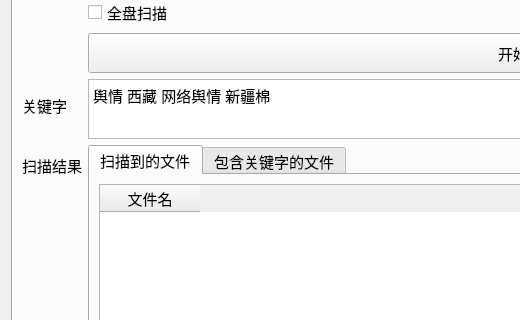
zlt-com/tools-pyqt5, file ui.ui: the form before one commit; both pictures show x 0 to 520 and y 88 to 408 of the 990 by 724 pixel window.
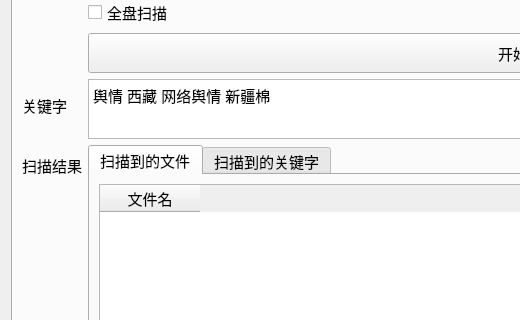
The form after the commit.

What changed in the file:
```diff
--- a/ui.ui
+++ b/ui.ui
@@ -478,7 +478,7 @@
            </widget>
            <widget class="QWidget" name="tab_parser_keyword">
             <attribute name="title">
-             <string>包含关键字的文件</string>
+             <string>扫描到的关键字</string>
             </attribute>
             <layout class="QGridLayout" name="gridLayout_7">
              <item row="0" column="0">
```
